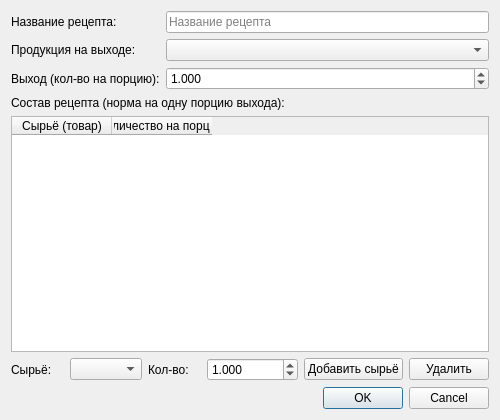
The window that ui/recipeeditdialog.ui (MikhailBersenev/easyPOS) describes before a commit, drawn with Qt 5.
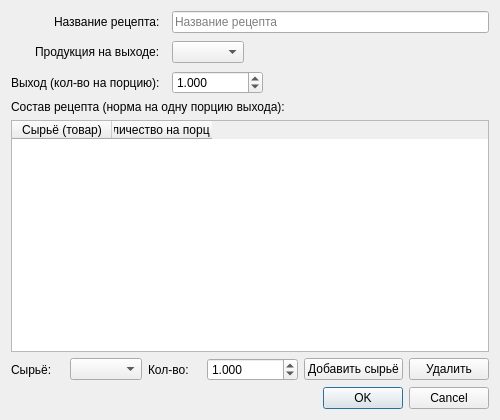
The same window after the commit.

What changed in the file:
```diff
--- a/ui/recipeeditdialog.ui
+++ b/ui/recipeeditdialog.ui
@@ -14,6 +14,10 @@
   <layout class="QVBoxLayout" name="mainLayout">
    <item>
     <layout class="QFormLayout" name="formLayout">
+     <property name="verticalSpacing"><number>8</number></property>
+     <property name="horizontalSpacing"><number>12</number></property>
+     <property name="fieldGrowthPolicy"><enum>QFormLayout::ExpandingFieldsGrow</enum></property>
+     <property name="labelAlignment"><set>Qt::AlignRight|Qt::AlignVCenter</set></property>
      <item row="0" column="0">
       <widget class="QLabel" name="nameLabel">
        <property name="text">
```
